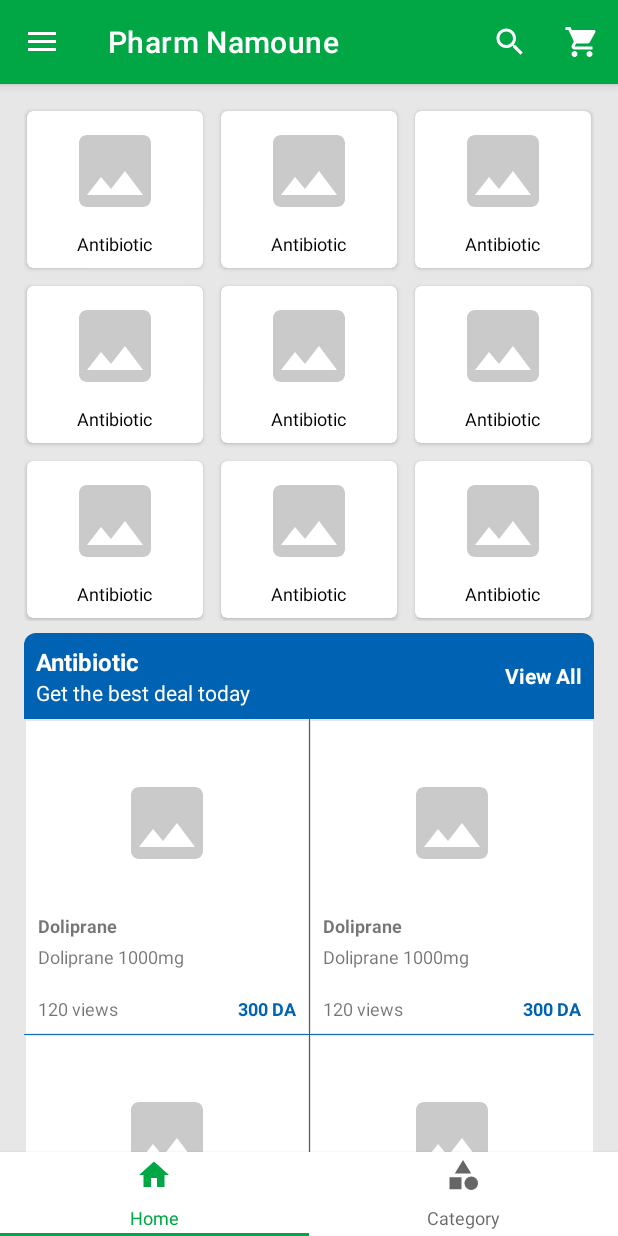
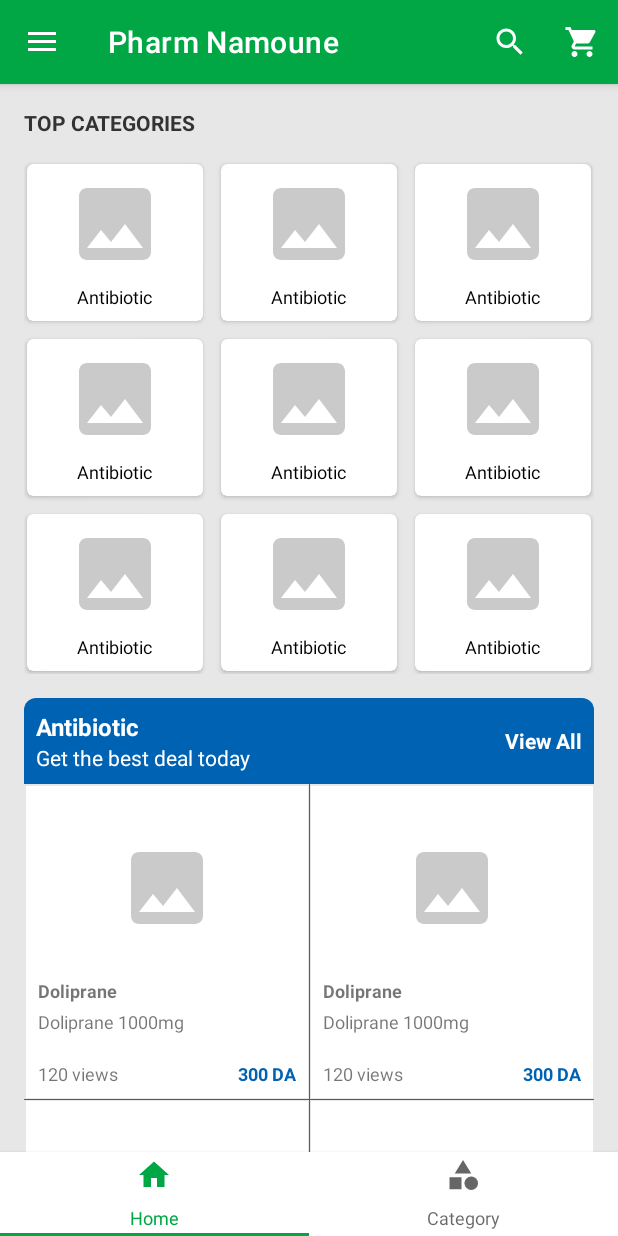
Before and after one commit to DonaldNyagwande/TechLabEcommerce, an Android app: the screen it shows after launch (MainActivity), on a phone screen of 412 x 824 dp. Run offline under Robolectric (Android 15) with nearby library versions, the phone set to English and light mode, and no system bars; our stand-ins replace ButterKnife, Picasso, Shimmer; pictures from the network do not load.

Commit message:
add top categories label

```diff
--- a/app/src/main/res/layout/fragment_home.xml
+++ b/app/src/main/res/layout/fragment_home.xml
@@ -13,10 +13,17 @@
         android:padding="16dp"
         android:orientation="vertical">
 
+        <TextView
+            style="@style/GeneralHeaderTextStyle"
+            android:layout_width="match_parent"
+            android:layout_height="wrap_content"
+            android:text="@string/top_categories" />
+
         <androidx.recyclerview.widget.RecyclerView
             android:id="@+id/rv_top_secondary_category"
             android:layout_width="match_parent"
             android:layout_height="wrap_content"
+            android:layout_marginTop="16dp"
             app:layout_constraintTop_toTopOf="parent"
             app:layout_constraintStart_toStartOf="parent"
             app:layout_constraintEnd_toEndOf="parent"
@@ -29,7 +36,7 @@
             android:id="@+id/rv_intro_category"
             android:layout_width="match_parent"
             android:layout_height="wrap_content"
-            android:layout_marginTop="8dp"
+            android:layout_marginTop="16dp"
             app:layout_constraintEnd_toEndOf="parent"
             app:layout_constraintStart_toStartOf="parent"
             app:layout_constraintTop_toBottomOf="@+id/rv_top_secondary_category"
--- a/app/src/main/res/values/strings.xml
+++ b/app/src/main/res/values/strings.xml
@@ -24,5 +24,6 @@
     <string name="views_number">%1$d views</string>
     <string name="price">%1$d DA</string>
     <string name="view_all">View All</string>
+    <string name="top_categories">Top Categories</string>
 
 </resources>
--- a/app/src/main/res/values/themes.xml
+++ b/app/src/main/res/values/themes.xml
@@ -75,4 +75,11 @@
         <item name="textAllCaps">true</item>
     </style>
 
+    <!-- General Header text style -->
+    <style name="GeneralHeaderTextStyle">
+        <item name="android:textStyle">bold</item>
+        <item name="textAllCaps">true</item>
+        <item name="android:textColor">@color/primaryTextColor</item>
+    </style>
+
 </resources>
```
